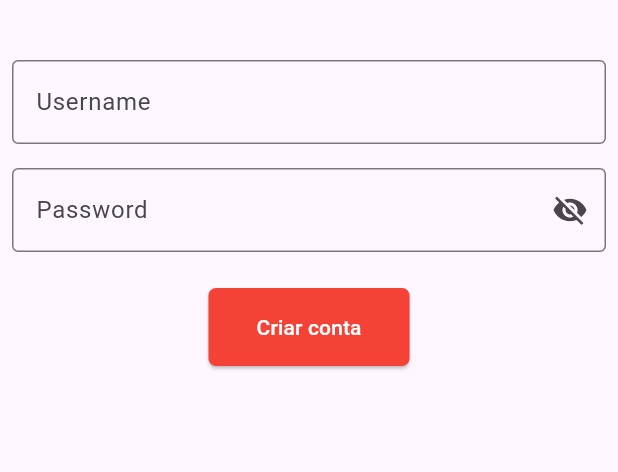
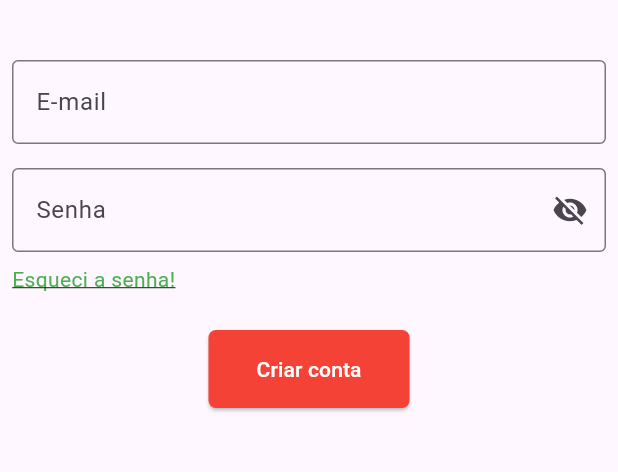
Before and after one commit to LucasTrevelin/login_page, a Flutter app: the screen it shows after launch, on a phone screen of 412 x 824 dp, the part 501-973 px from its top. Run offline on Flutter 3.47's test engine with Material 3 defaults, Android fonts, the phone set to English and light mode, and no system bars.

Commit message:
adds esqueci senha link button and fix the labeltext of inputs

```diff
--- a/lib/main.dart
+++ b/lib/main.dart
@@ -53,6 +53,7 @@ class _LoginPageState extends State<LoginPage> {
             key: _formKey,
             child: Column(
               mainAxisAlignment: MainAxisAlignment.center,
+              crossAxisAlignment: CrossAxisAlignment.center,
               children: [
                 const SizedBox(height: 20),
                 Image.asset(
@@ -73,22 +74,26 @@ class _LoginPageState extends State<LoginPage> {
                 TextFormField(
                   controller: _usernameController,
                   decoration: const InputDecoration(
-                    labelText: 'Username',
+                    labelText: 'E-mail',
                     border: OutlineInputBorder(),
                   ),
                   validator: (value) {
                     if (value == null || value.isEmpty) {
-                      return 'Por favor insira o username.';
+                      return 'Por favor insira e-mail.';
                     }
                     return null;
                   },
                 ),
                 const SizedBox(height: 16),
+                Column(
+                  mainAxisAlignment: MainAxisAlignment.start,
+                  crossAxisAlignment: CrossAxisAlignment.start,
+                  children: [
                     TextFormField(
                       controller: _passwordController,
                       obscureText: !_isPasswordVisible,
                       decoration: InputDecoration(
-                    labelText: 'Password',
+                        labelText: 'Senha',
                         border: const OutlineInputBorder(),
                         suffixIcon: IconButton(
                           icon: Icon(
@@ -105,11 +110,27 @@ class _LoginPageState extends State<LoginPage> {
                       ),
                       validator: (value) {
                         if (value == null || value.isEmpty) {
-                      return 'Por favor insira o password.';
+                          return 'Por favor insira uma senha.';
                         }
                         return null;
                       },
                     ),
+                    SizedBox(height: 8),
+                    GestureDetector(
+                      onTap: () {
+                        print('Esqueci a senha clicado');
+                      },
+                      child: Text(
+                        'Esqueci a senha!',
+                        style: TextStyle(
+                          decoration: TextDecoration.underline,
+                          color: Colors.green,
+                        ),
+                      ),
+                    ),
+                  ],
+                ),
+
                 const SizedBox(height: 24),
                 ElevatedButton(
                   style: ElevatedButton.styleFrom(
```
Lines whose indentation alone changed are shown as unchanged.
